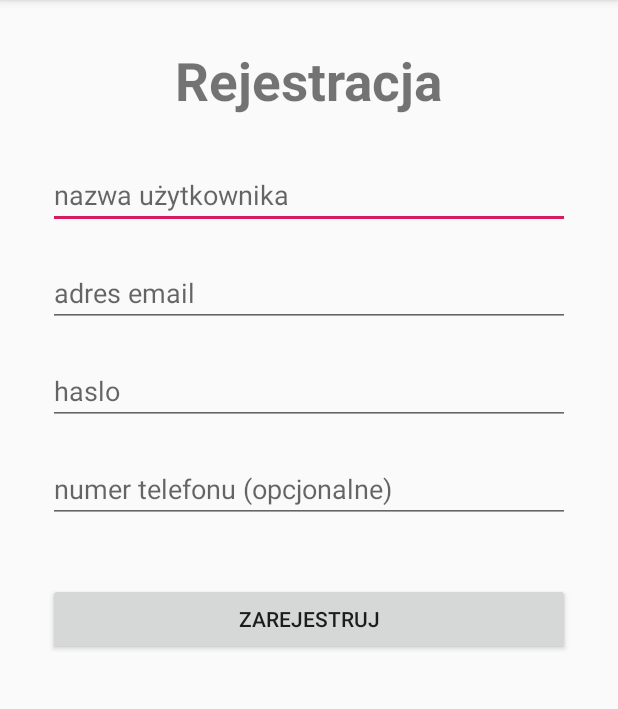
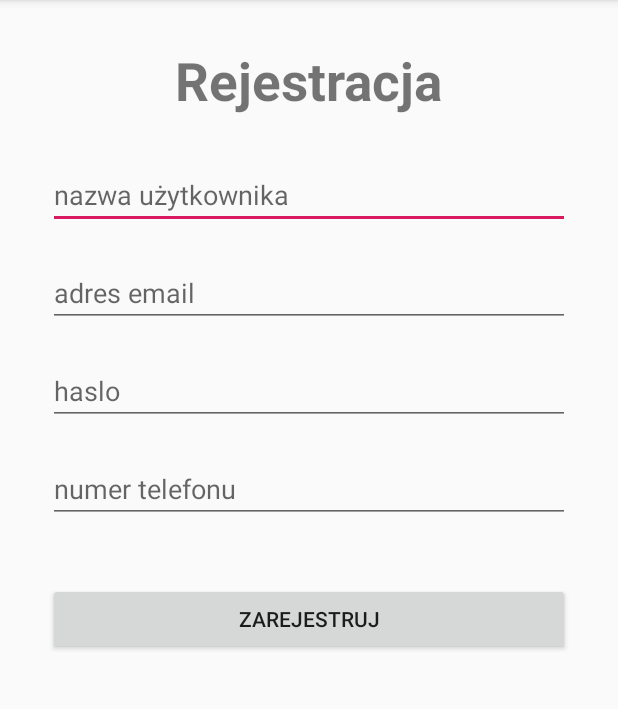
Before and after one commit to Daymos1996/RaczejPiatek, an Android app: the RegisterActivity screen opened directly, with no data from a screen before it, on a phone screen of 412 x 824 dp, the part 84-793 px from its top. Run offline under Robolectric (Android 15) with nearby library versions, the phone set to English and light mode, and no system bars; our stand-ins replace Firebase (no records; nobody signed in at launch, a user with empty details on screens opened directly).

Commit message:
Update Login and Register

```diff
--- a/app/src/main/java/com/example/kuba/raczejpiatek/login/LoginActivity.java
+++ b/app/src/main/java/com/example/kuba/raczejpiatek/login/LoginActivity.java
@@ -33,6 +33,7 @@ public class LoginActivity extends AppCompatActivity {
     protected void onCreate(Bundle savedInstanceState) {
         super.onCreate(savedInstanceState);
         setContentView(R.layout.activity_login);
+
         database = FirebaseDatabase.getInstance();
         auth = FirebaseAuth.getInstance();
         user = auth.getCurrentUser();
@@ -64,13 +65,13 @@ public class LoginActivity extends AppCompatActivity {
     private void LoginUser() {
         String email = emailEditText.getText().toString().trim();
         String password = passwordEditText.getText().toString().trim();
+
         auth.signInWithEmailAndPassword(email,password)
                 .addOnCompleteListener(this, new OnCompleteListener<AuthResult>() {
                     @Override
                     public void onComplete(@NonNull Task<AuthResult> task) {
                         if (task.isSuccessful()) {
                             user = auth.getCurrentUser();
-                            finish();
                             Intent intent = new Intent(LoginActivity.this, MainActivity.class);
                             startActivity(intent);
                         }
--- a/app/src/main/res/layout/activity_register.xml
+++ b/app/src/main/res/layout/activity_register.xml
@@ -62,7 +62,7 @@
         android:layout_marginTop="20dp"
         android:layout_marginLeft="32dp"
         android:layout_marginRight="32dp"
-        android:hint="numer telefonu (opcjonalne)"
+        android:hint="numer telefonu"
         android:ems="10"
         android:inputType="phone" />
 
```
Also changed, not shown: app/src/main/java/com/example/kuba/raczejpiatek/register/RegisterActivity.java (+10 -0 lines).
